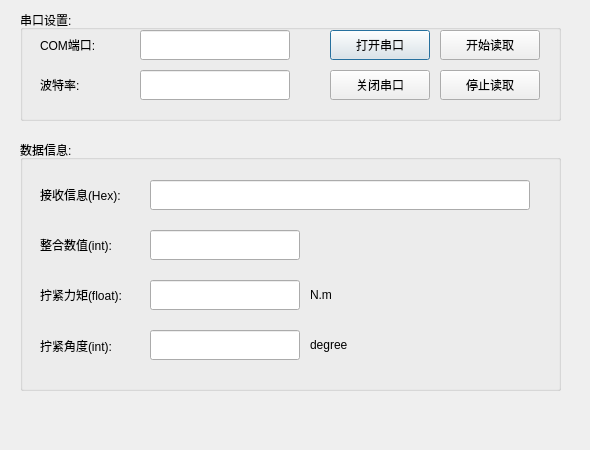
Old version of the form serialCom/res/serialCom.ui in the repository Arvin-He/projects.
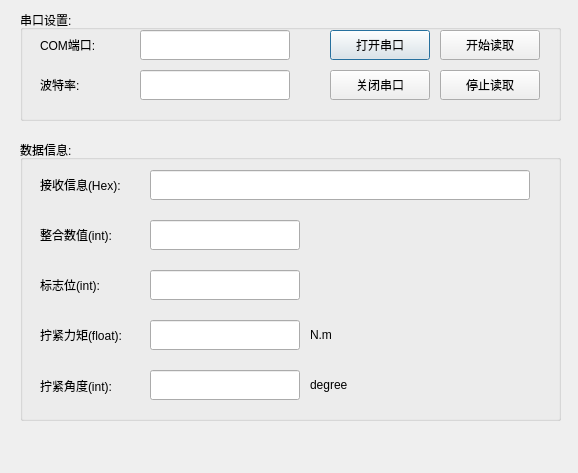
New version of the form.

Diff of the .ui file:
```diff
--- a/serialCom/res/serialCom.ui
+++ b/serialCom/res/serialCom.ui
@@ -6,8 +6,8 @@
    <rect>
     <x>0</x>
     <y>0</y>
-    <width>590</width>
-    <height>450</height>
+    <width>578</width>
+    <height>473</height>
    </rect>
   </property>
   <property name="sizePolicy">
@@ -25,7 +25,7 @@
      <x>20</x>
      <y>140</y>
      <width>541</width>
-     <height>251</height>
+     <height>281</height>
     </rect>
    </property>
    <property name="title">
@@ -35,7 +35,7 @@
     <property name="geometry">
      <rect>
       <x>130</x>
-      <y>40</y>
+      <y>30</y>
       <width>380</width>
       <height>30</height>
      </rect>
@@ -48,7 +48,7 @@
     <property name="geometry">
      <rect>
       <x>20</x>
-      <y>40</y>
+      <y>30</y>
       <width>110</width>
       <height>30</height>
      </rect>
@@ -61,7 +61,7 @@
     <property name="geometry">
      <rect>
       <x>130</x>
-      <y>90</y>
+      <y>80</y>
       <width>150</width>
       <height>30</height>
      </rect>
@@ -74,7 +74,7 @@
     <property name="geometry">
      <rect>
       <x>20</x>
-      <y>90</y>
+      <y>80</y>
       <width>110</width>
       <height>30</height>
      </rect>
@@ -87,7 +87,7 @@
     <property name="geometry">
      <rect>
       <x>130</x>
-      <y>140</y>
+      <y>180</y>
       <width>150</width>
       <height>30</height>
      </rect>
@@ -100,7 +100,7 @@
     <property name="geometry">
      <rect>
       <x>20</x>
-      <y>140</y>
+      <y>180</y>
       <width>110</width>
       <height>30</height>
      </rect>
@@ -113,7 +113,7 @@
     <property name="geometry">
      <rect>
       <x>290</x>
-      <y>140</y>
+      <y>180</y>
       <width>60</width>
       <height>30</height>
      </rect>
@@ -126,7 +126,7 @@
     <property name="geometry">
      <rect>
       <x>290</x>
-      <y>190</y>
+      <y>230</y>
       <width>110</width>
       <height>30</height>
      </rect>
@@ -139,7 +139,7 @@
     <property name="geometry">
      <rect>
       <x>130</x>
-      <y>190</y>
+      <y>230</y>
       <width>150</width>
       <height>30</height>
      </rect>
@@ -152,7 +152,7 @@
     <property name="geometry">
      <rect>
       <x>20</x>
-      <y>190</y>
+      <y>230</y>
       <width>111</width>
       <height>31</height>
      </rect>
@@ -161,6 +161,48 @@
      <string>拧紧角度(int):</string>
     </property>
    </widget>
+   <widget class="QLabel" name="label_10">
+    <property name="geometry">
+     <rect>
+      <x>20</x>
+      <y>130</y>
+      <width>110</width>
+      <height>30</height>
+     </rect>
+    </property>
+    <property name="text">
+     <string>标志位(int):</string>
+    </property>
+   </widget>
+   <widget class="QLineEdit" name="flagBitEdit">
+    <property name="geometry">
+     <rect>
+      <x>130</x>
+      <y>130</y>
+      <width>150</width>
+      <height>30</height>
+     </rect>
+    </property>
+    <property name="readOnly">
+     <bool>true</bool>
+    </property>
+   </widget>
+   <widget class="QLabel" name="flagBitLabel">
+    <property name="geometry">
+     <rect>
+      <x>290</x>
+      <y>130</y>
+      <width>30</width>
+      <height>30</height>
+     </rect>
+    </property>
+    <property name="styleSheet">
+     <string notr="true"/>
+    </property>
+    <property name="text">
+     <string/>
+    </property>
+   </widget>
   </widget>
   <widget class="QGroupBox" name="groupBox_2">
    <property name="geometry">
@@ -283,7 +325,7 @@
    <property name="geometry">
     <rect>
      <x>20</x>
-     <y>410</y>
+     <y>430</y>
      <width>541</width>
      <height>30</height>
     </rect>
```
